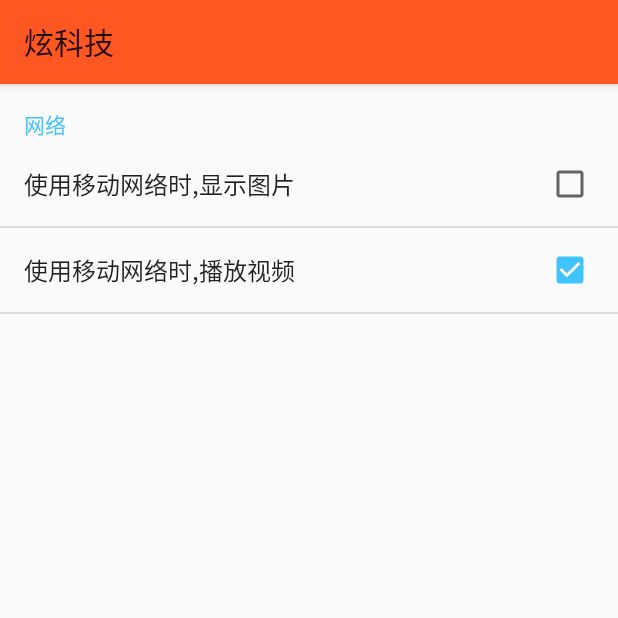
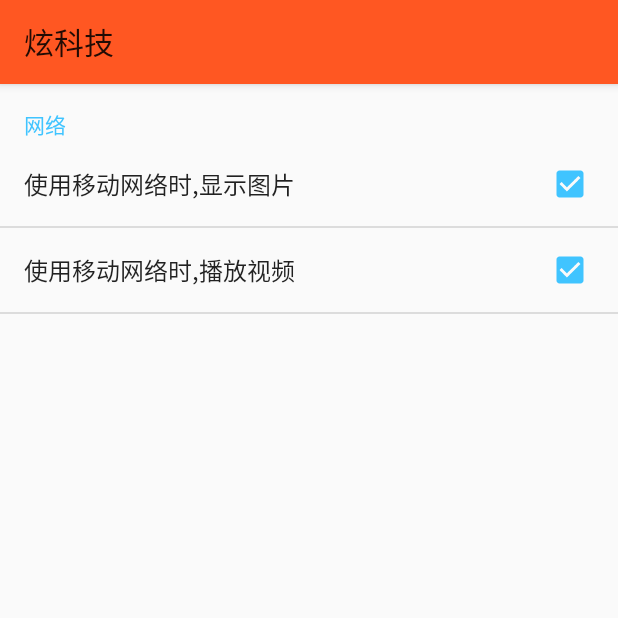
Before and after one commit to OptimalOrange/CoolTechnologies, an Android app: the fragment SettingsFragment shown on its own in the app's theme, on a phone screen of 412 x 824 dp, the top half of it. Run offline under Robolectric (Android 15) with nearby library versions, the phone set to English and light mode, and no system bars; network calls fail.

Commit message:
1. 换用白色Action Icon; 2. pref_default_value_show_images改为true

```diff
--- a/app/src/main/res/menu/menu_refresh.xml
+++ b/app/src/main/res/menu/menu_refresh.xml
@@ -8,7 +8,7 @@
     <item
             android:id="@+id/action_refresh"
             android:title="@string/action_refresh"
-            android:icon="@drawable/ic_refresh_black_24dp"
+            android:icon="@drawable/ic_refresh_white_24dp"
             android:orderInCategory="100"
             android:showAsAction="ifRoom"
             />
--- a/app/src/main/res/values/preferences.xml
+++ b/app/src/main/res/values/preferences.xml
@@ -4,7 +4,7 @@
     <string name="pref_category_key_network" translatable="false">pref_category_key_network</string>
     <string name="pref_category_title_network">网络</string>
     <string name="pref_key_show_images" translatable="false">pref_key_show_images</string>
-    <bool name="pref_default_value_show_images">false</bool>
+    <bool name="pref_default_value_show_images">true</bool>
     <string name="pref_title_show_images">使用移动网络时,显示图片</string>
     <string name="pref_key_play_video" translatable="false">pref_key_play_video</string>
     <bool name="pref_default_value_play_video">true</bool>
```
Also changed, not shown: app/src/main/res/drawable-hdpi/ic_refresh_black_24dp.png (deleted), app/src/main/res/drawable-hdpi/ic_refresh_white_24dp.png (added), app/src/main/res/drawable-mdpi/ic_refresh_black_24dp.png (deleted), app/src/main/res/drawable-mdpi/ic_refresh_white_24dp.png (added), app/src/main/res/drawable-xhdpi/ic_refresh_black_24dp.png (deleted), app/src/main/res/drawable-xhdpi/ic_refresh_white_24dp.png (added), app/src/main/res/drawable-xxhdpi/ic_refresh_black_24dp.png (deleted), app/src/main/res/drawable-xxhdpi/ic_refresh_white_24dp.png (added), app/src/main/res/drawable-xxxhdpi/ic_refresh_black_24dp.png (deleted), app/src/main/res/drawable-xxxhdpi/ic_refresh_white_24dp.png (added).
